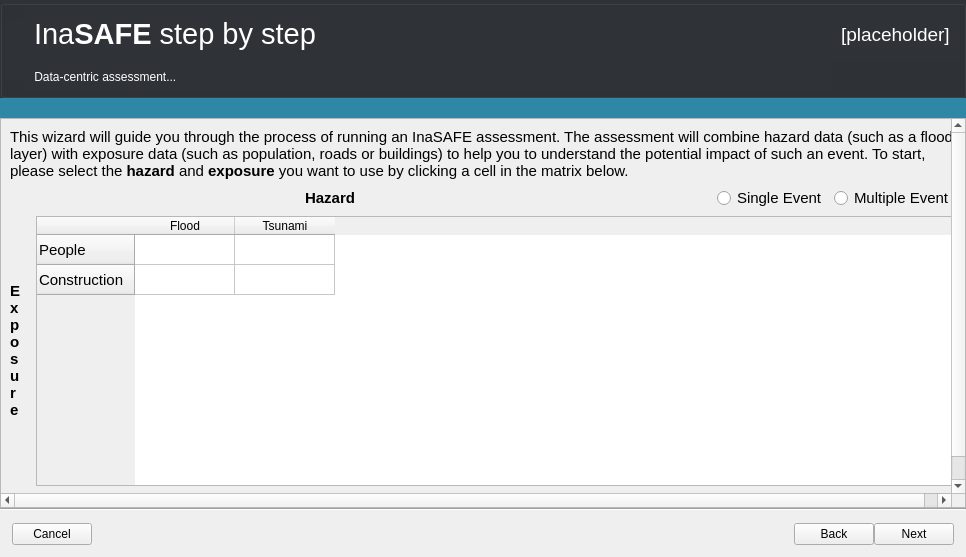
Before: the Qt Designer form safe/gui/ui/wizard_dialog_base.ui in inasafe/inasafe, drawn with Qt 5.
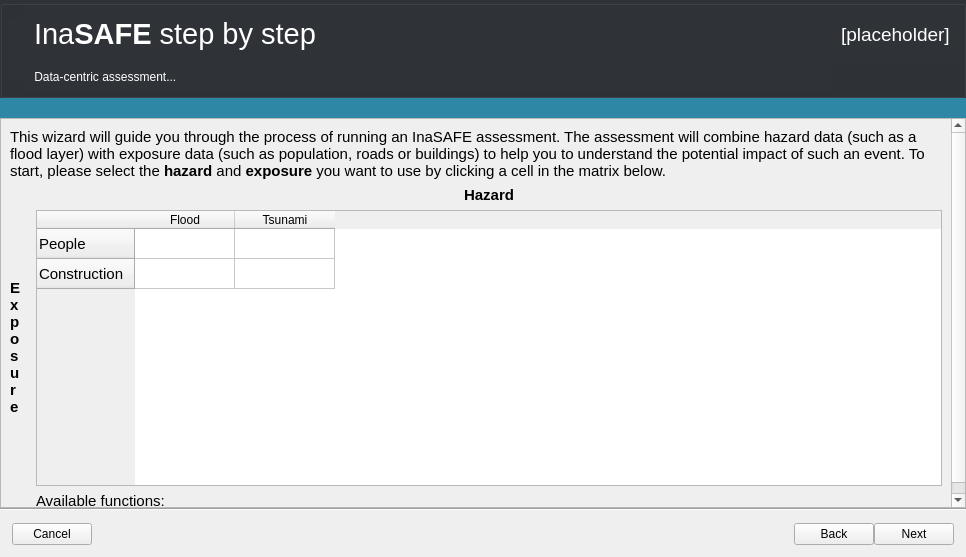
After: the same form once the commit is applied. The open tabs and pages were chosen to show the change. Icons and pictures are not drawn. Custom widgets are drawn as their Qt base class.

Diff of the .ui file:
```diff
--- a/safe/gui/ui/wizard_dialog_base.ui
+++ b/safe/gui/ui/wizard_dialog_base.ui
@@ -1653,7 +1653,7 @@
            </sizepolicy>
           </property>
           <layout class="QGridLayout" name="gridLayout_10">
-           <item row="0" column="0" colspan="6">
+           <item row="0" column="0" colspan="4">
             <widget class="QLabel" name="lblSelectFunction1">
              <property name="sizePolicy">
               <sizepolicy hsizetype="Preferred" vsizetype="Preferred">
@@ -1681,19 +1681,6 @@
              </property>
             </widget>
            </item>
-           <item row="1" column="0" colspan="2">
-            <spacer name="horizontalSpacer_3">
-             <property name="orientation">
-              <enum>Qt::Horizontal</enum>
-             </property>
-             <property name="sizeHint" stdset="0">
-              <size>
-               <width>289</width>
-               <height>20</height>
-              </size>
-             </property>
-            </spacer>
-           </item>
            <item row="1" column="2">
             <widget class="QLabel" name="label">
              <property name="text">
@@ -1704,33 +1691,6 @@
              </property>
             </widget>
            </item>
-           <item row="1" column="3">
-            <spacer name="horizontalSpacer_2">
-             <property name="orientation">
-              <enum>Qt::Horizontal</enum>
-             </property>
-             <property name="sizeHint" stdset="0">
-              <size>
-               <width>350</width>
-               <height>20</height>
-              </size>
-             </property>
-            </spacer>
-           </item>
-           <item row="1" column="4">
-            <widget class="QRadioButton" name="rbHazSingle">
-             <property name="text">
-              <string>Single Event</string>
-             </property>
-            </widget>
-           </item>
-           <item row="1" column="5">
-            <widget class="QRadioButton" name="rbHazMulti">
-             <property name="text">
-              <string>Multiple Event</string>
-             </property>
-            </widget>
-           </item>
            <item row="2" column="0">
             <widget class="QLabel" name="label_3">
              <property name="sizePolicy">
@@ -1750,7 +1710,7 @@
              </property>
             </widget>
            </item>
-           <item row="2" column="1" colspan="5">
+           <item row="2" column="1" colspan="3">
             <widget class="QTableWidget" name="tblFunctions1">
              <property name="sizePolicy">
               <sizepolicy hsizetype="MinimumExpanding" vsizetype="MinimumExpanding">
@@ -1795,7 +1755,7 @@
              </column>
             </widget>
            </item>
-           <item row="3" column="1" colspan="5">
+           <item row="3" column="1" colspan="3">
             <widget class="QLabel" name="lblAvailableFunctions1">
              <property name="sizePolicy">
               <sizepolicy hsizetype="MinimumExpanding" vsizetype="Minimum">
```
Left out of the diff: 4 changed lines with no effect on the pictures.
